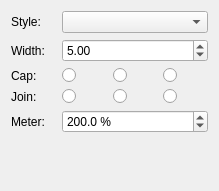
First picture: the form in colors/docker/LineStrokes.ui, repository KDE/koffice-plugins, before the edit.
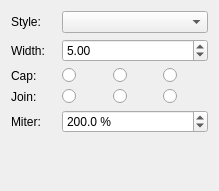
Second picture: the form after the edit. Custom widgets are drawn as their Qt base class.

Commit message: Make this dialog show actual data

```diff
--- a/colors/docker/LineStrokes.ui
+++ b/colors/docker/LineStrokes.ui
@@ -73,7 +73,7 @@
    <item row="4" column="0">
     <widget class="QLabel" name="label_5">
      <property name="text">
-      <string>Meter:</string>
+      <string>Miter:</string>
      </property>
     </widget>
    </item>
```
Left out of the diff: 38 changed lines with no effect on the pictures. The commit also changes 3 other files.
